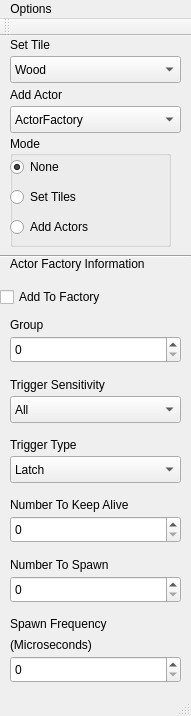
The window that LevelEd/LevelEditor/toolswindow.ui (nick-valentine/DungeonBreath) describes before a commit, drawn with Qt 5.
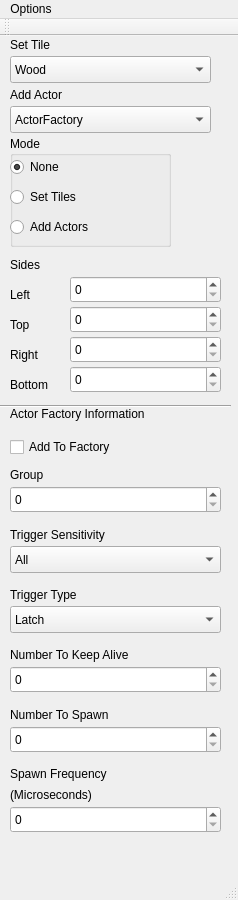
The same window after the commit.

Commit message: added sides to level editor save and ability to place actors in the first column and row

Diff of the .ui file:
```diff
--- a/LevelEd/LevelEditor/toolswindow.ui
+++ b/LevelEd/LevelEditor/toolswindow.ui
@@ -6,8 +6,8 @@
    <rect>
     <x>0</x>
     <y>0</y>
-    <width>191</width>
-    <height>716</height>
+    <width>238</width>
+    <height>900</height>
    </rect>
   </property>
   <property name="windowTitle">
@@ -19,7 +19,7 @@
      <rect>
       <x>10</x>
       <y>20</y>
-      <width>171</width>
+      <width>201</width>
       <height>27</height>
      </rect>
     </property>
@@ -39,7 +39,7 @@
      <rect>
       <x>10</x>
       <y>70</y>
-      <width>171</width>
+      <width>201</width>
       <height>27</height>
      </rect>
     </property>
@@ -164,8 +164,8 @@
     <property name="geometry">
      <rect>
       <x>10</x>
-      <y>300</y>
-      <width>171</width>
+      <y>450</y>
+      <width>211</width>
       <height>27</height>
      </rect>
     </property>
@@ -177,7 +177,7 @@
     <property name="geometry">
      <rect>
       <x>10</x>
-      <y>280</y>
+      <y>430</y>
       <width>67</width>
       <height>17</height>
      </rect>
@@ -190,7 +190,7 @@
     <property name="geometry">
      <rect>
       <x>10</x>
-      <y>220</y>
+      <y>370</y>
       <width>181</width>
       <height>16</height>
      </rect>
@@ -203,8 +203,8 @@
     <property name="geometry">
      <rect>
       <x>0</x>
-      <y>210</y>
-      <width>191</width>
+      <y>360</y>
+      <width>231</width>
       <height>20</height>
      </rect>
     </property>
@@ -216,7 +216,7 @@
     <property name="geometry">
      <rect>
       <x>10</x>
-      <y>580</y>
+      <y>730</y>
       <width>121</width>
       <height>16</height>
      </rect>
@@ -229,8 +229,8 @@
     <property name="geometry">
      <rect>
       <x>10</x>
-      <y>620</y>
-      <width>171</width>
+      <y>770</y>
+      <width>211</width>
       <height>27</height>
      </rect>
     </property>
@@ -242,7 +242,7 @@
     <property name="geometry">
      <rect>
       <x>10</x>
-      <y>600</y>
+      <y>750</y>
       <width>111</width>
       <height>17</height>
      </rect>
@@ -255,7 +255,7 @@
     <property name="geometry">
      <rect>
       <x>10</x>
-      <y>400</y>
+      <y>550</y>
       <width>121</width>
       <height>17</height>
      </rect>
@@ -268,8 +268,8 @@
     <property name="geometry">
      <rect>
       <x>10</x>
-      <y>420</y>
-      <width>171</width>
+      <y>570</y>
+      <width>211</width>
       <height>27</height>
      </rect>
     </property>
@@ -293,7 +293,7 @@
     <property name="geometry">
      <rect>
       <x>10</x>
-      <y>460</y>
+      <y>610</y>
       <width>151</width>
       <height>17</height>
      </rect>
@@ -306,8 +306,8 @@
     <property name="geometry">
      <rect>
       <x>10</x>
-      <y>480</y>
-      <width>171</width>
+      <y>630</y>
+      <width>211</width>
       <height>27</height>
      </rect>
     </property>
@@ -319,7 +319,7 @@
     <property name="geometry">
      <rect>
       <x>10</x>
-      <y>520</y>
+      <y>670</y>
       <width>131</width>
       <height>17</height>
      </rect>
@@ -332,8 +332,8 @@
     <property name="geometry">
      <rect>
       <x>10</x>
-      <y>540</y>
-      <width>171</width>
+      <y>690</y>
+      <width>211</width>
       <height>27</height>
      </rect>
     </property>
@@ -344,8 +344,8 @@
    <widget class="QCheckBox" name="AddToFactory">
     <property name="geometry">
      <rect>
-      <x>0</x>
-      <y>250</y>
+      <x>10</x>
+      <y>400</y>
       <width>131</width>
       <height>22</height>
      </rect>
@@ -358,7 +358,7 @@
     <property name="geometry">
      <rect>
       <x>10</x>
-      <y>340</y>
+      <y>490</y>
       <width>131</width>
       <height>17</height>
      </rect>
@@ -371,8 +371,8 @@
     <property name="geometry">
      <rect>
       <x>10</x>
-      <y>360</y>
-      <width>171</width>
+      <y>510</y>
+      <width>211</width>
       <height>27</height>
      </rect>
     </property>
@@ -417,6 +417,111 @@
      </property>
     </item>
    </widget>
+   <widget class="QLabel" name="SidesLabel">
+    <property name="geometry">
+     <rect>
+      <x>10</x>
+      <y>220</y>
+      <width>67</width>
+      <height>17</height>
+     </rect>
+    </property>
+    <property name="text">
+     <string>Sides</string>
+    </property>
+   </widget>
+   <widget class="QSpinBox" name="TopInput">
+    <property name="geometry">
+     <rect>
+      <x>70</x>
+      <y>270</y>
+      <width>151</width>
+      <height>27</height>
+     </rect>
+    </property>
+   </widget>
+   <widget class="QLabel" name="TopLabel">
+    <property name="geometry">
+     <rect>
+      <x>10</x>
+      <y>280</y>
+      <width>31</width>
+      <height>17</height>
+     </rect>
+    </property>
+    <property name="text">
+     <string>Top</string>
+    </property>
+   </widget>
+   <widget class="QSpinBox" name="RightInput">
+    <property name="geometry">
+     <rect>
+      <x>70</x>
+      <y>300</y>
+      <width>151</width>
+      <height>27</height>
+     </rect>
+    </property>
+   </widget>
+   <widget class="QLabel" name="RightLabel">
+    <property name="geometry">
+     <rect>
+      <x>10</x>
+      <y>310</y>
+      <width>41</width>
+      <height>17</height>
+     </rect>
+    </property>
+    <property name="text">
+     <string>Right</string>
+    </property>
+   </widget>
+   <widget class="QSpinBox" name="LeftInput">
+    <property name="geometry">
+     <rect>
+      <x>70</x>
+      <y>240</y>
+      <width>151</width>
+      <height>27</height>
+     </rect>
+    </property>
+   </widget>
+   <widget class="QLabel" name="LeftLabel">
+    <property name="geometry">
+     <rect>
+      <x>10</x>
+      <y>250</y>
+      <width>31</width>
+      <height>17</height>
+     </rect>
+    </property>
+    <property name="text">
+     <string>Left</string>
+    </property>
+   </widget>
+   <widget class="QSpinBox" name="BottomInput">
+    <property name="geometry">
+     <rect>
+      <x>70</x>
+      <y>330</y>
+      <width>151</width>
+      <height>27</height>
+     </rect>
+    </property>
+   </widget>
+   <widget class="QLabel" name="BottomLabel">
+    <property name="geometry">
+     <rect>
+      <x>10</x>
+      <y>340</y>
+      <width>67</width>
+      <height>17</height>
+     </rect>
+    </property>
+    <property name="text">
+     <string>Bottom</string>
+    </property>
+   </widget>
   </widget>
   <widget class="QToolBar" name="mainToolBar">
    <attribute name="toolBarArea">
@@ -432,7 +537,7 @@
     <rect>
      <x>0</x>
      <y>0</y>
-     <width>191</width>
+     <width>238</width>
      <height>25</height>
     </rect>
    </property>
```
The commit also changes 13 other files.
